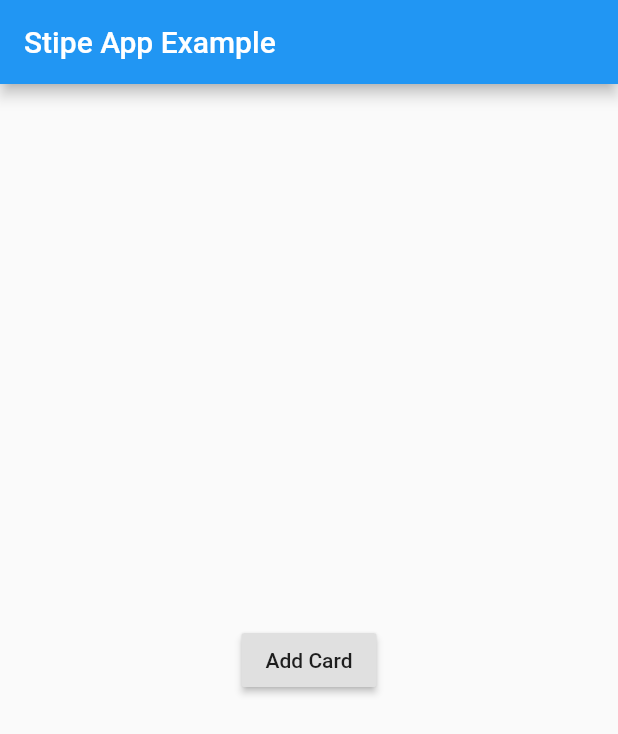
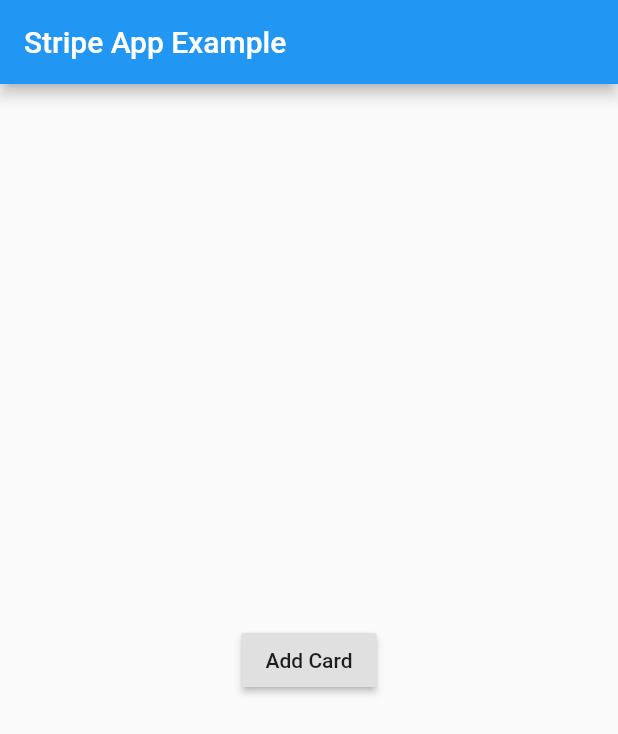
Before and after one commit to eopeter/flutter_stripe_payment, a Flutter app: the screen it shows after launch, on a phone screen of 412 x 824 dp. Shown: the top 734 px of the screen. Run offline on Flutter 3.47's test engine with Material 2 defaults, Android fonts, the light colour scheme and no system bars.

Commit message:
initial commit

```diff
--- a/example/lib/main.dart
+++ b/example/lib/main.dart
@@ -17,7 +17,7 @@
   @override
   void initState() {
     super.initState();
-    FlutterStripePayment.setStripeSettings("pk_test_tnUMOmoHd9fG7SdGAhzn9R8q","merchant.com.dormmom.store");
+    FlutterStripePayment.setStripeSettings("{STRIPE_PUBLISHABLE_KEY}","{STRIPE_APPLE_PAY_MERCHANTID}");
   }
 
   @override
@@ -25,7 +25,7 @@
     return MaterialApp(
       home: Scaffold(
         appBar: AppBar(
-          title: const Text('Stipe App Example'),
+          title: const Text('Stripe App Example'),
         ),
         body: Center(
           child: Column(
```
